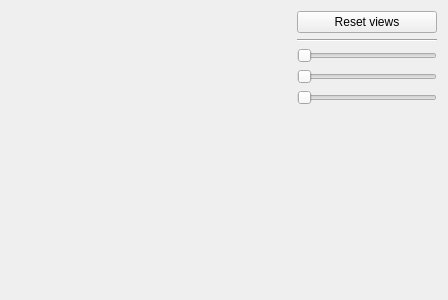
Old version of the form dvaFourPaneView/dvafourpaneview.ui in the repository MKozuch/DynamicVisuAnalyzer.
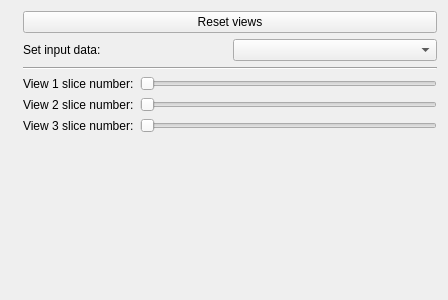
New version of the form. Custom widgets are drawn as their Qt base class.

The edit to the form file:
```diff
--- a/dvaFourPaneView/dvafourpaneview.ui
+++ b/dvaFourPaneView/dvafourpaneview.ui
@@ -13,7 +13,7 @@
   <property name="windowTitle">
    <string>Form</string>
   </property>
-  <layout class="QHBoxLayout" name="horizontalLayout" stretch="2,1">
+  <layout class="QHBoxLayout" name="horizontalLayout_5">
    <item>
     <layout class="QGridLayout" name="viewsLayout">
      <property name="bottomMargin">
@@ -37,7 +37,7 @@
     </layout>
    </item>
    <item>
-    <layout class="QVBoxLayout" name="controlsLayout">
+    <layout class="QVBoxLayout" name="verticalLayout">
      <item>
       <widget class="QPushButton" name="viewResetBtn">
        <property name="text">
@@ -45,6 +45,20 @@
        </property>
       </widget>
      </item>
+     <item>
+      <layout class="QHBoxLayout" name="horizontalLayout_4">
+       <item>
+        <widget class="QLabel" name="label_4">
+         <property name="text">
+          <string>Set input data:</string>
+         </property>
+        </widget>
+       </item>
+       <item>
+        <widget class="QComboBox" name="inputDataBox"/>
+       </item>
+      </layout>
+     </item>
      <item>
       <widget class="Line" name="line">
        <property name="orientation">
@@ -53,12 +67,32 @@
       </widget>
      </item>
      <item>
+      <layout class="QHBoxLayout" name="horizontalLayout">
+       <item>
+        <widget class="QLabel" name="label">
+         <property name="text">
+          <string>View 1 slice number:</string>
+         </property>
+        </widget>
+       </item>
+       <item>
       <widget class="QSlider" name="horizontalSlider">
        <property name="orientation">
         <enum>Qt::Horizontal</enum>
        </property>
       </widget>
      </item>
+      </layout>
+     </item>
+     <item>
+      <layout class="QHBoxLayout" name="horizontalLayout_2">
+       <item>
+        <widget class="QLabel" name="label_2">
+         <property name="text">
+          <string>View 2 slice number:</string>
+         </property>
+        </widget>
+       </item>
      <item>
       <widget class="QSlider" name="horizontalSlider_2">
        <property name="orientation">
@@ -66,12 +100,25 @@
        </property>
       </widget>
      </item>
+      </layout>
+     </item>
+     <item>
+      <layout class="QHBoxLayout" name="horizontalLayout_3">
+       <item>
+        <widget class="QLabel" name="label_3">
+         <property name="text">
+          <string>View 3 slice number:</string>
+         </property>
+        </widget>
+       </item>
      <item>
       <widget class="QSlider" name="horizontalSlider_3">
        <property name="orientation">
         <enum>Qt::Horizontal</enum>
        </property>
       </widget>
+       </item>
+      </layout>
      </item>
      <item>
       <spacer name="verticalSpacer">
```
Lines whose indentation alone changed are shown as unchanged.
